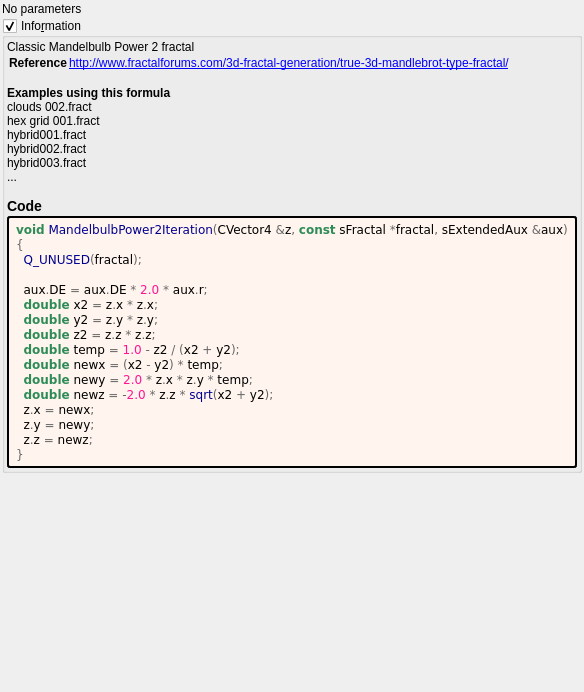
Old version of the form mandelbulber2/formula/ui/mandelbulb_power2.ui in the repository buddhi1980/mandelbulber2.
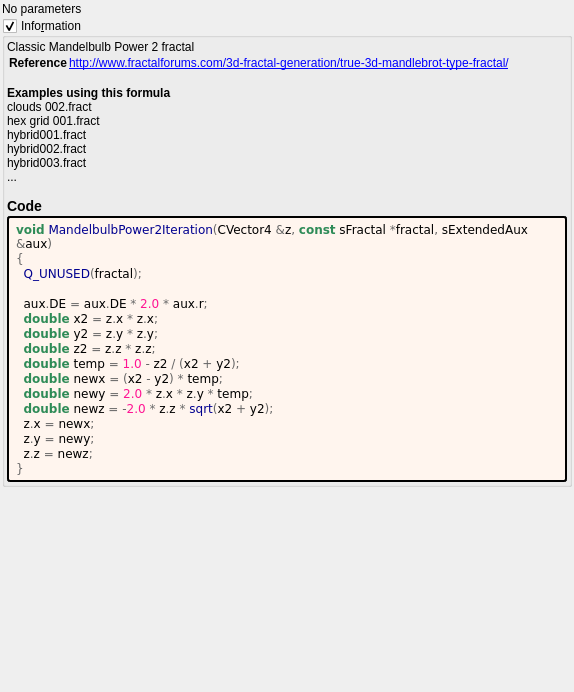
New version of the form. Custom widgets are drawn as their Qt base class.

What changed in the file:
```diff
--- a/mandelbulber2/formula/ui/mandelbulb_power2.ui
+++ b/mandelbulber2/formula/ui/mandelbulb_power2.ui
@@ -90,7 +90,7 @@
         </property>
         <property name="text">
          <string notr="true">&lt;body style=&quot;background-color:#fff5ee&quot;&gt;
-&lt;pre style=&quot;color:#000000; background-color:#fff5ee;  font-family:&#039;Courier New&#039;,monospace;&quot;&gt;&lt;span style=&quot;color:#2e8b57; font-weight:bold&quot;&gt;void&lt;/span&gt; &lt;span style=&quot;color:#00008f&quot;&gt;MandelbulbPower2Iteration&lt;/span&gt;&lt;span style=&quot;color:#676767&quot;&gt;(&lt;/span&gt;CVector4 &lt;span style=&quot;color:#676767&quot;&gt;&amp;amp;&lt;/span&gt;z&lt;span style=&quot;color:#676767&quot;&gt;,&lt;/span&gt; &lt;span style=&quot;color:#2e8b57; font-weight:bold&quot;&gt;const&lt;/span&gt; sFractal &lt;span style=&quot;color:#676767&quot;&gt;*&lt;/span&gt;fractal&lt;span style=&quot;color:#676767&quot;&gt;,&lt;/span&gt; sExtendedAux &lt;span style=&quot;color:#676767&quot;&gt;&amp;amp;&lt;/span&gt;aux&lt;span style=&quot;color:#676767&quot;&gt;)&lt;/span&gt;
+&lt;pre style=&quot;color:#000000; background-color:#fff5ee;  font-family:&#039;Courier New&#039;,monospace;white-space: pre-wrap;&quot;&gt;&lt;span style=&quot;color:#2e8b57; font-weight:bold&quot;&gt;void&lt;/span&gt; &lt;span style=&quot;color:#00008f&quot;&gt;MandelbulbPower2Iteration&lt;/span&gt;&lt;span style=&quot;color:#676767&quot;&gt;(&lt;/span&gt;CVector4 &lt;span style=&quot;color:#676767&quot;&gt;&amp;amp;&lt;/span&gt;z&lt;span style=&quot;color:#676767&quot;&gt;,&lt;/span&gt; &lt;span style=&quot;color:#2e8b57; font-weight:bold&quot;&gt;const&lt;/span&gt; sFractal &lt;span style=&quot;color:#676767&quot;&gt;*&lt;/span&gt;fractal&lt;span style=&quot;color:#676767&quot;&gt;,&lt;/span&gt; sExtendedAux &lt;span style=&quot;color:#676767&quot;&gt;&amp;amp;&lt;/span&gt;aux&lt;span style=&quot;color:#676767&quot;&gt;)&lt;/span&gt;
 &lt;span style=&quot;color:#676767&quot;&gt;{&lt;/span&gt;
   &lt;span style=&quot;color:#00008f&quot;&gt;Q_UNUSED&lt;/span&gt;&lt;span style=&quot;color:#676767&quot;&gt;(&lt;/span&gt;fractal&lt;span style=&quot;color:#676767&quot;&gt;);&lt;/span&gt;
 
```
